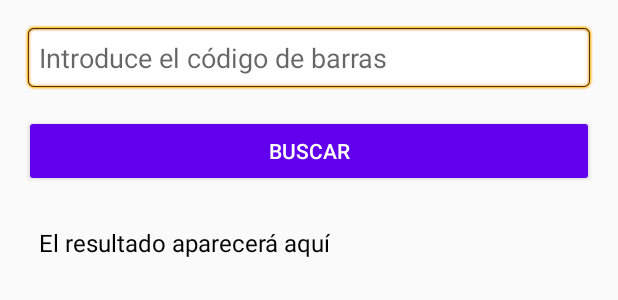
After one commit to Jve386/kpopChunichi_bcReader, an Android app built with Jetpack Compose: the layout activity_main.xml on its own in the app's theme, with its tools: preview values and no code run, on a phone screen of 412 x 824 dp. The commit adds this screen. Shown: the top 300 px of the screen. Run offline under Robolectric (Android 15) with nearby library versions, the phone set to English and light mode, and no system bars.

Commit message:
App n layout made.

```diff
--- a/app/build.gradle.kts
+++ b/app/build.gradle.kts
@@ -59,6 +59,8 @@ dependencies {
     implementation(libs.androidx.ui.graphics)
     implementation(libs.androidx.ui.tooling.preview)
     implementation(libs.androidx.material3)
+    implementation(libs.jsoup)
+    implementation(libs.androidx.appcompat)
     testImplementation(libs.junit)
     androidTestImplementation(libs.androidx.junit)
     androidTestImplementation(libs.androidx.espresso.core)
--- a/app/src/main/AndroidManifest.xml
+++ b/app/src/main/AndroidManifest.xml
@@ -1,6 +1,8 @@
 <?xml version="1.0" encoding="utf-8"?>
 <manifest xmlns:android="http://schemas.android.com/apk/res/android"
     xmlns:tools="http://schemas.android.com/tools">
+
+    <uses-permission android:name="android.permission.INTERNET" />
 
     <application
         android:allowBackup="true"
--- /dev/null
+++ b/app/src/main/res/layout/activity_main.xml
@@ -0,0 +1,39 @@
+<?xml version="1.0" encoding="utf-8"?>
+<LinearLayout xmlns:android="http://schemas.android.com/apk/res/android"
+    android:layout_width="match_parent"
+    android:layout_height="match_parent"
+    android:orientation="vertical"
+    android:padding="16dp">
+
+    <!-- Campo de entrada para el código de barras -->
+    <EditText
+        android:id="@+id/editTextBarcode"
+        android:layout_width="match_parent"
+        android:layout_height="wrap_content"
+        android:hint="Introduce el código de barras"
+        android:inputType="text"
+        android:padding="10dp"
+        android:background="@android:drawable/editbox_background" />
+
+    <!-- Botón para buscar información -->
+    <Button
+        android:id="@+id/buttonSearch"
+        android:layout_width="match_parent"
+        android:layout_height="wrap_content"
+        android:text="Buscar"
+        android:layout_marginTop="16dp"
+        android:backgroundTint="@color/purple_500"
+        android:textColor="@android:color/white" />
+
+    <!-- TextView para mostrar el resultado -->
+    <TextView
+        android:id="@+id/textViewResult"
+        android:layout_width="match_parent"
+        android:layout_height="wrap_content"
+        android:layout_marginTop="16dp"
+        android:text="El resultado aparecerá aquí"
+        android:textSize="16sp"
+        android:textColor="@android:color/black"
+        android:padding="10dp" />
+
+</LinearLayout>
--- a/gradle/libs.versions.toml
+++ b/gradle/libs.versions.toml
@@ -8,6 +8,8 @@ espressoCore = "3.5.1"
 lifecycleRuntimeKtx = "2.8.0"
 activityCompose = "1.9.0"
 composeBom = "2023.08.00"
+jsoup = "1.16.1"
+appcompat = "1.7.0"
 
 [libraries]
 androidx-core-ktx = { group = "androidx.core", name = "core-ktx", version.ref = "coreKtx" }
@@ -24,6 +26,8 @@ androidx-ui-tooling-preview = { group = "androidx.compose.ui", name = "ui-toolin
 androidx-ui-test-manifest = { group = "androidx.compose.ui", name = "ui-test-manifest" }
 androidx-ui-test-junit4 = { group = "androidx.compose.ui", name = "ui-test-junit4" }
 androidx-material3 = { group = "androidx.compose.material3", name = "material3" }
+jsoup = { group = "org.jsoup", name = "jsoup", version.ref = "jsoup" }
+androidx-appcompat = { group = "androidx.appcompat", name = "appcompat", version.ref = "appcompat" }
 
 [plugins]
 androidApplication = { id = "com.android.application", version.ref = "agp" }
```
Also changed, not shown: app/src/main/java/com/jve386/kpopchunichi_bcreader/MainActivity.kt (+45 -34 lines).
